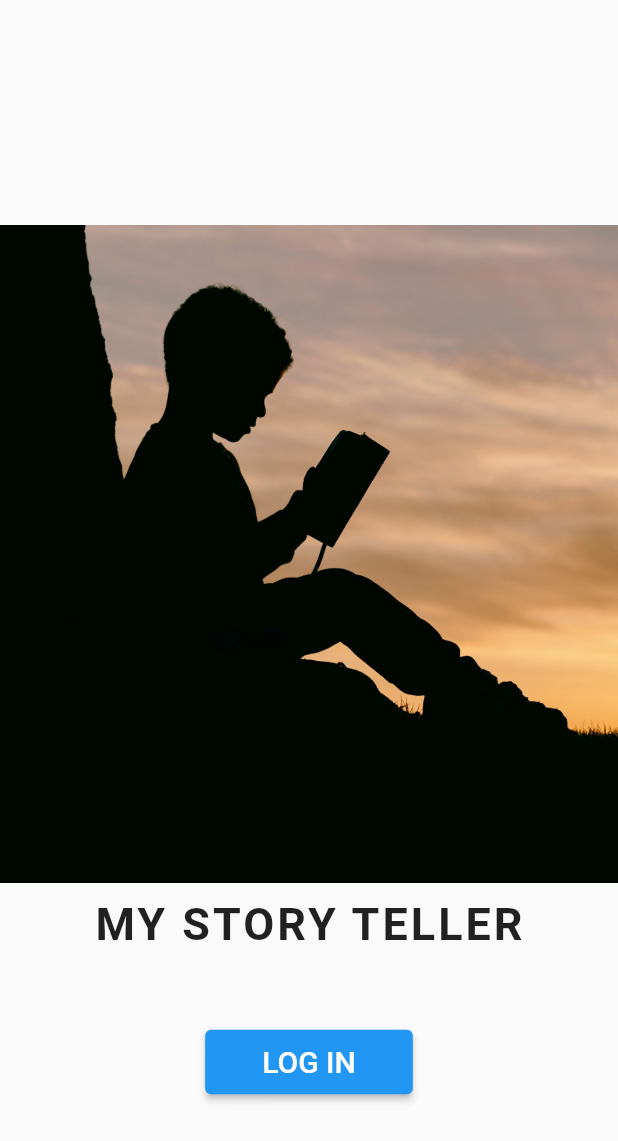
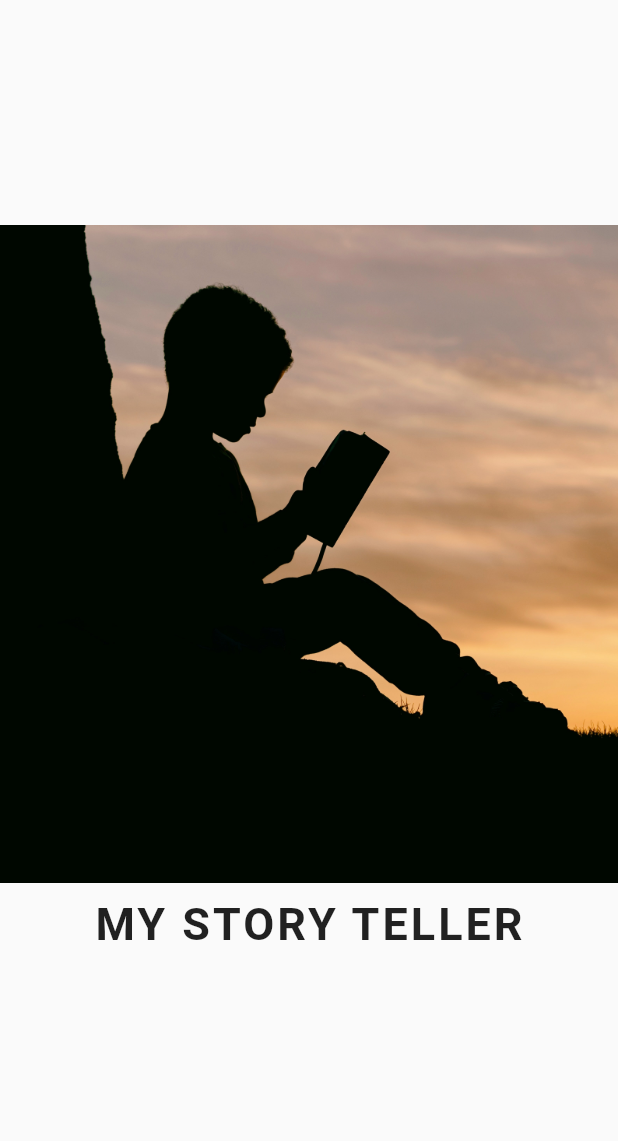
Before and after one commit to S9406133/my_story_teller, a Flutter app: the SplashScr screen opened directly, on a phone screen of 412 x 824 dp. Shown: the top 1141 px of the screen. Run offline on Flutter 3.47's test engine with Material 2 defaults, Android fonts, the light colour scheme and no system bars; our stand-ins replace card_swiper.

Commit message:
Added delay to splash removed button

```diff
--- a/lib/screens/splash.dart
+++ b/lib/screens/splash.dart
@@ -19,7 +19,14 @@ class _SplashScrState extends State<SplashScr> {
     setBookData();
     saveTestBooks();
     addTestRecordings();
+    delay();
     super.initState();
+  }
+
+  void delay(){
+    Future.delayed(const Duration(seconds: 4), () {
+      Navigator.popAndPushNamed(context, '/login');
+    });
   }
 
   @override
@@ -43,21 +50,21 @@ class _SplashScrState extends State<SplashScr> {
           ),
           const SizedBox(height: 50.0),
 
-          ElevatedButton(        // Login button
-            onPressed: () {
-            Navigator.pushNamed(context, '/login');
-            },
-            child: const Text('LOG IN',
-              style: TextStyle(
-                fontSize: 20,
-              ),
-            ),
-            style: ButtonStyle(
-              //backgroundColor: MaterialStateProperty.all(buttonColor),
-              padding: MaterialStateProperty.all(
-                  const EdgeInsets.fromLTRB(38, 10, 38, 10)),
-            ),
-          ),
+          // ElevatedButton(        // Login button
+          //   onPressed: () {
+          //   Navigator.pushNamed(context, '/login');
+          //   },
+          //   child: const Text('LOG IN',
+          //     style: TextStyle(
+          //       fontSize: 20,
+          //     ),
+          //   ),
+          //   style: ButtonStyle(
+          //     //backgroundColor: MaterialStateProperty.all(buttonColor),
+          //     padding: MaterialStateProperty.all(
+          //         const EdgeInsets.fromLTRB(38, 10, 38, 10)),
+          //   ),
+          // ),
         ],
       ),
     );
```
Also changed, not shown: lib/screens/saved_books.dart (+20 -1 lines).
